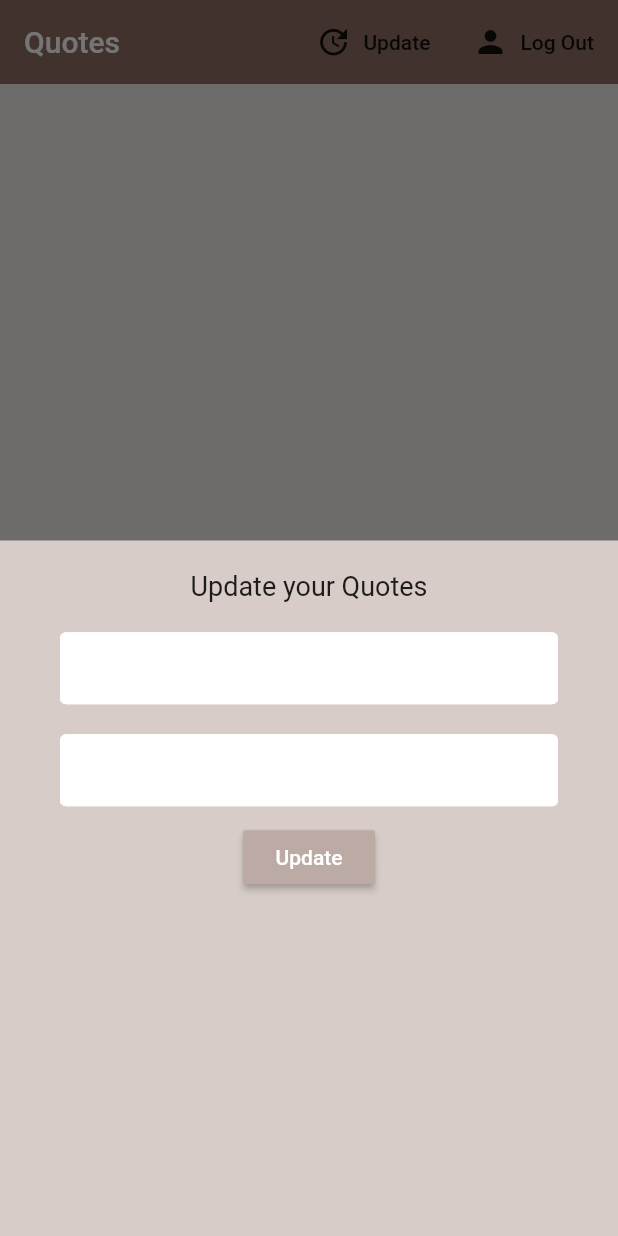
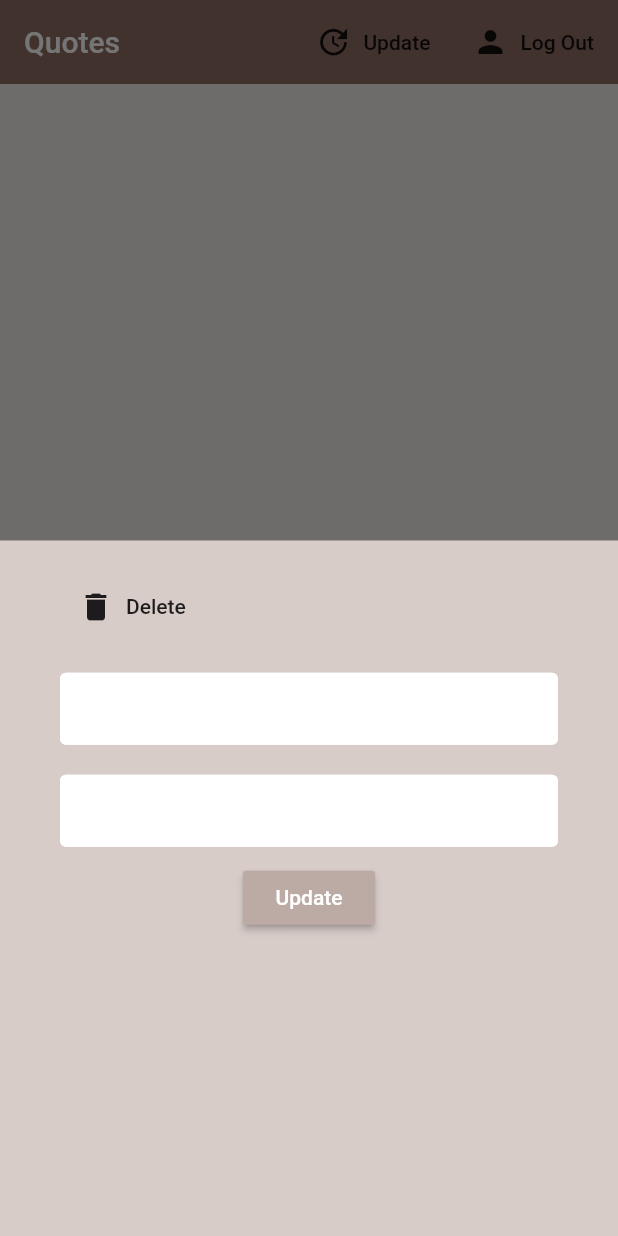
Before and after one commit to shirantha97/Flutter_firebase, a Flutter app: the screen it shows once a user with an empty profile is signed in, after a tap on "Update", on a phone screen of 412 x 824 dp. Run offline on Flutter 3.47's test engine with Material 2 defaults, Android fonts, the phone set to English and light mode, and no system bars; our stand-ins replace cloud_firestore, firebase_auth, flutter_spinkit; accounts and stored records are empty.

Commit message:
delete user data

```diff
--- a/lib/screens/home/quotes_list.dart
+++ b/lib/screens/home/quotes_list.dart
@@ -22,6 +22,7 @@ class _QuoteListState extends State<QuoteList> {
       itemBuilder: (context,index){
         return QuoteTile(quote: quotes[index]);
       },
+
     );
   }
 }
--- a/lib/screens/home/update_form.dart
+++ b/lib/screens/home/update_form.dart
@@ -13,8 +13,8 @@ class UpdateForm extends StatefulWidget {
 class _UpdateFormState extends State<UpdateForm> {
 
   final _formKey = GlobalKey<FormState>();
-  String _currentQuote = '';
-  String _currentAuthor = '';
+  String _currentQuote;
+  String _currentAuthor;
   bool _autoValidate = false;
 
   @override
@@ -33,10 +33,34 @@ class _UpdateFormState extends State<UpdateForm> {
           child: Column(
             children: <Widget>[
               SizedBox(height: 20.0,),
-              Text(
-                'Update your Quotes',
-                style: TextStyle(fontSize: 18.0),
+              Flex(
+                crossAxisAlignment: CrossAxisAlignment.start,
+                direction: Axis.horizontal,
+                textBaseline: TextBaseline.ideographic,
+                children: <Widget>[
+                  // Text(
+                  //   'Update Quotes',
+                  //   style: TextStyle(fontSize: 18.0),
+                  // ),
+                  FlatButton.icon(
+                    icon: Icon(Icons.delete),
+                    onPressed: ()async{
+                      await DatabaseService(uid:user.uid).deleteUserData();
+                      Navigator.pop(context);
+                    },
+                    label:Text("Delete")
+                  ),
+                ],
               ),
+              // Text(
+              //   'Update your Quotes',
+              //   style: TextStyle(fontSize: 18.0),
+              // ),
+              // FlatButton.icon(
+              //   icon: Icon(Icons.delete),
+              //   onPressed: null,
+              //   label:Text("Delete")
+              // ),
               SizedBox(height: 20.0),
               TextFormField(
                 decoration: textInputDecoration,
```
Also changed, not shown: lib/screens/home/quote_tile.dart (+12 -2 lines).
